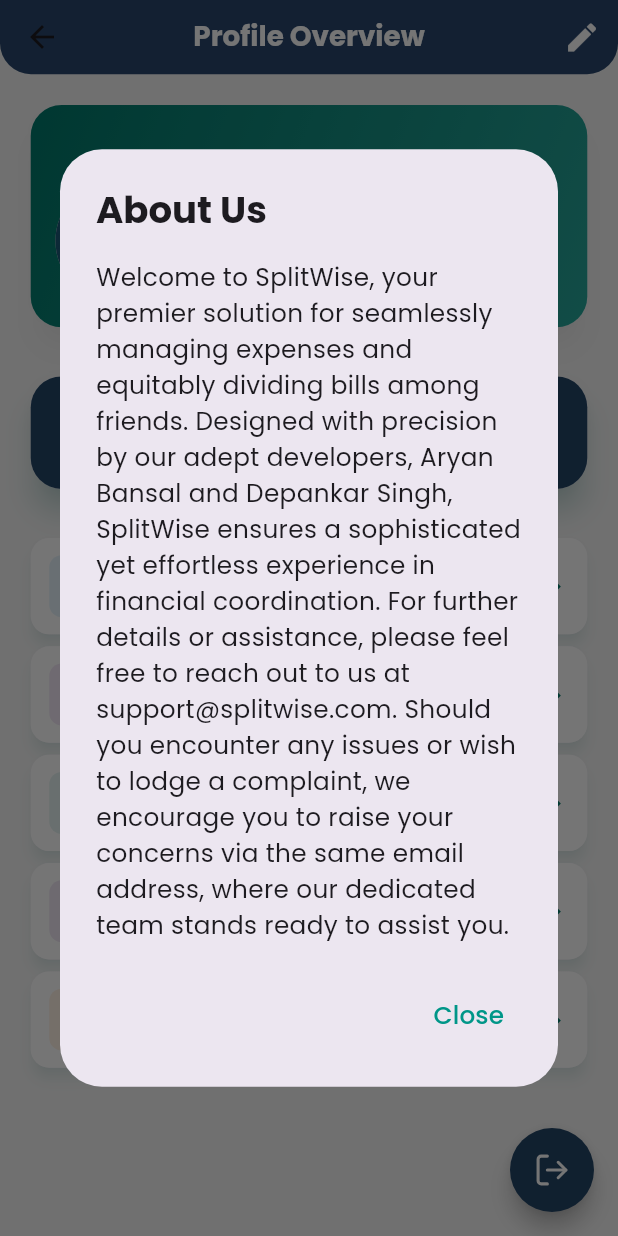
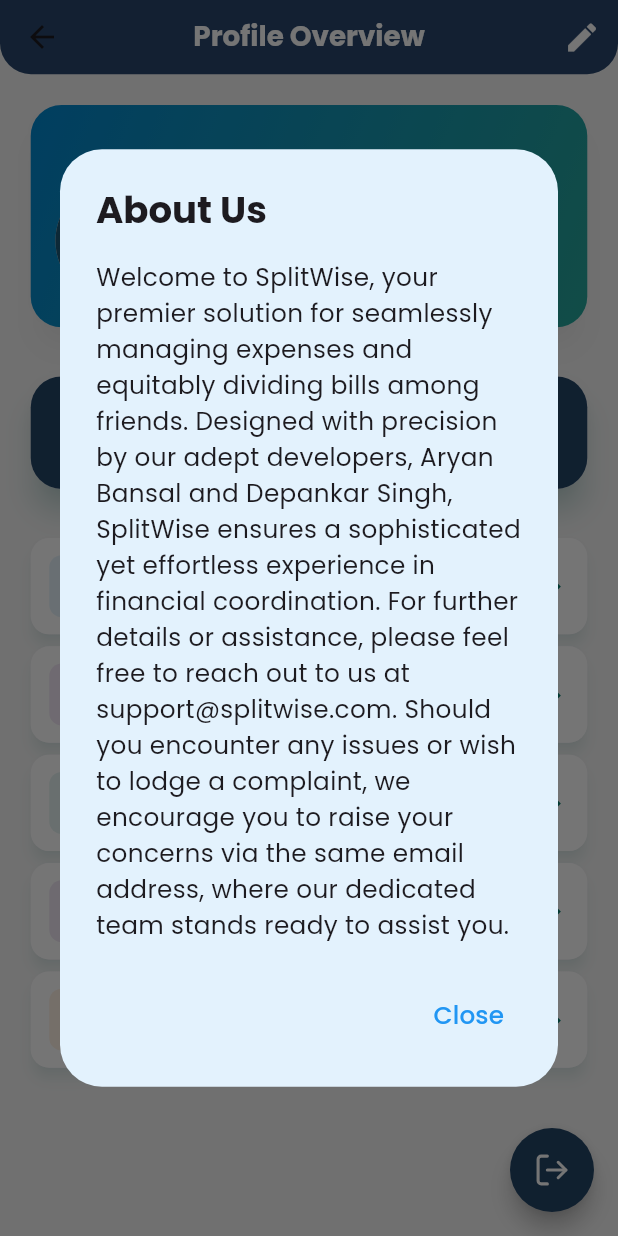
Before and after one commit to deepankar0611/split_wise, a Flutter app: the ProfileOverviewScreen screen opened directly, after a tap on "About Us", on a phone screen of 412 x 824 dp. Run offline on Flutter 3.47's test engine with Material 3 defaults, Android fonts, the phone set to English and light mode, and no system bars; our stand-ins replace animate_do, cached_network_image, cloud_firestore, device_preview, firebase_auth, firebase_core and 16 more; accounts and stored records are empty; project files that could hold a hidden picture were left out.

Commit message:
added some changes

```diff
--- a/lib/Profile/profile_overview.dart
+++ b/lib/Profile/profile_overview.dart
@@ -1,5 +1,6 @@
 import 'package:cloud_firestore/cloud_firestore.dart';
 import 'package:firebase_auth/firebase_auth.dart';
+import 'package:flutter/cupertino.dart';
 import 'package:flutter/material.dart';
 import 'package:google_fonts/google_fonts.dart';
 import 'package:lucide_icons/lucide_icons.dart';
@@ -142,7 +143,7 @@ class _ProfileOverviewScreenState extends State<ProfileOverviewScreen> {
                 height: screenHeight * 0.18,
                 decoration: BoxDecoration(
                   gradient: LinearGradient(
-                    colors: [Colors.teal.shade700, Colors.teal.shade400],
+                    colors: [Color(0xFF0288D1), Colors.teal.shade400],
                     begin: Alignment.topLeft,
                     end: Alignment.bottomRight,
                   ),
@@ -359,7 +360,7 @@ class _ProfileOverviewScreenState extends State<ProfileOverviewScreen> {
               );
             case 3:
               return _buildOptionTile(
-                icon: Icons.info,
+                icon: CupertinoIcons.info,
                 title: "About Us",
                 onTap: () => _showAboutUsDialog(context),
                 iconColor: const Color(0xFF6A1B9A),
@@ -390,6 +391,7 @@ class _ProfileOverviewScreenState extends State<ProfileOverviewScreen> {
     showDialog(
       context: context,
       builder: (context) => AlertDialog(
+        backgroundColor: Colors.blue.shade50,
         title: Text("About Us", style: GoogleFonts.poppins(fontWeight: FontWeight.bold, fontSize: screenWidth * 0.06)),
         content: Text(
           "Welcome to SplitWise, your premier solution for seamlessly managing expenses and equitably dividing bills among friends. Designed with precision by our adept developers, Aryan Bansal and Depankar Singh, SplitWise ensures a sophisticated yet effortless experience in financial coordination. For further details or assistance, please feel free to reach out to us at support@splitwise.com. Should you encounter any issues or wish to lodge a complaint, we encourage you to raise your concerns via the same email address, where our dedicated team stands ready to assist you.",
@@ -398,7 +400,7 @@ class _ProfileOverviewScreenState extends State<ProfileOverviewScreen> {
         actions: [
           TextButton(
             onPressed: () => Navigator.pop(context),
-            child: Text("Close", style: GoogleFonts.poppins(color: Colors.teal, fontSize: screenWidth * 0.04)),
+            child: Text("Close", style: GoogleFonts.poppins(color: Colors.blue.shade500, fontSize: screenWidth * 0.04)),
           ),
         ],
       ),
```
Also changed, not shown: lib/Profile/all expense history detals.dart (+5 -5 lines).
